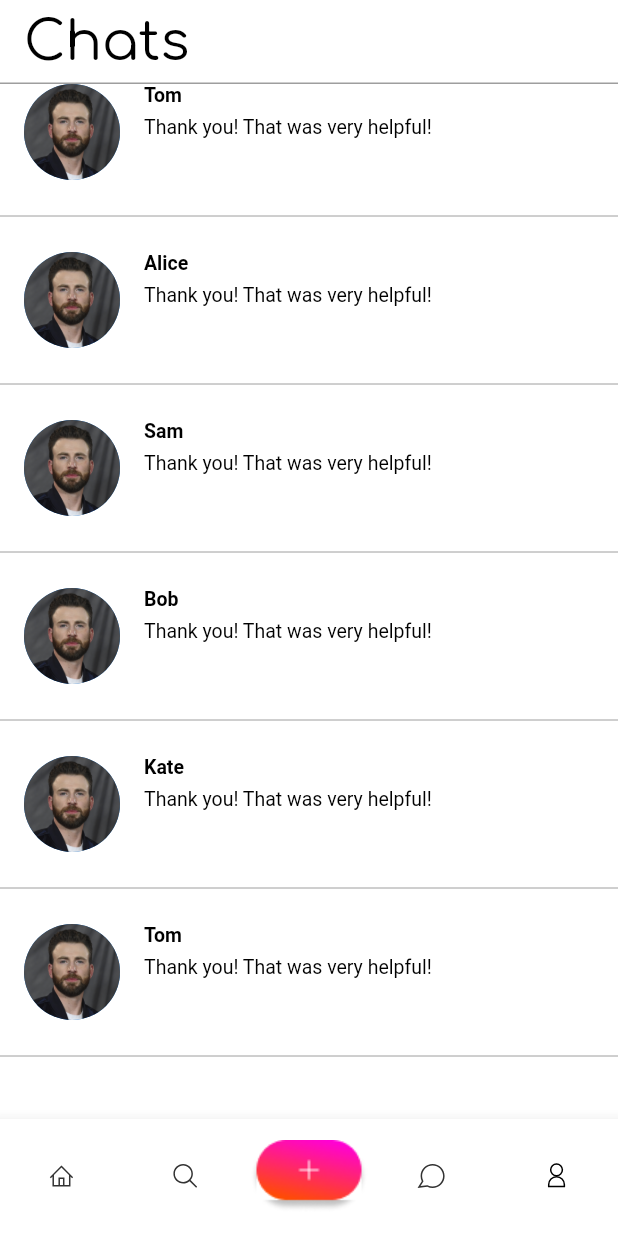
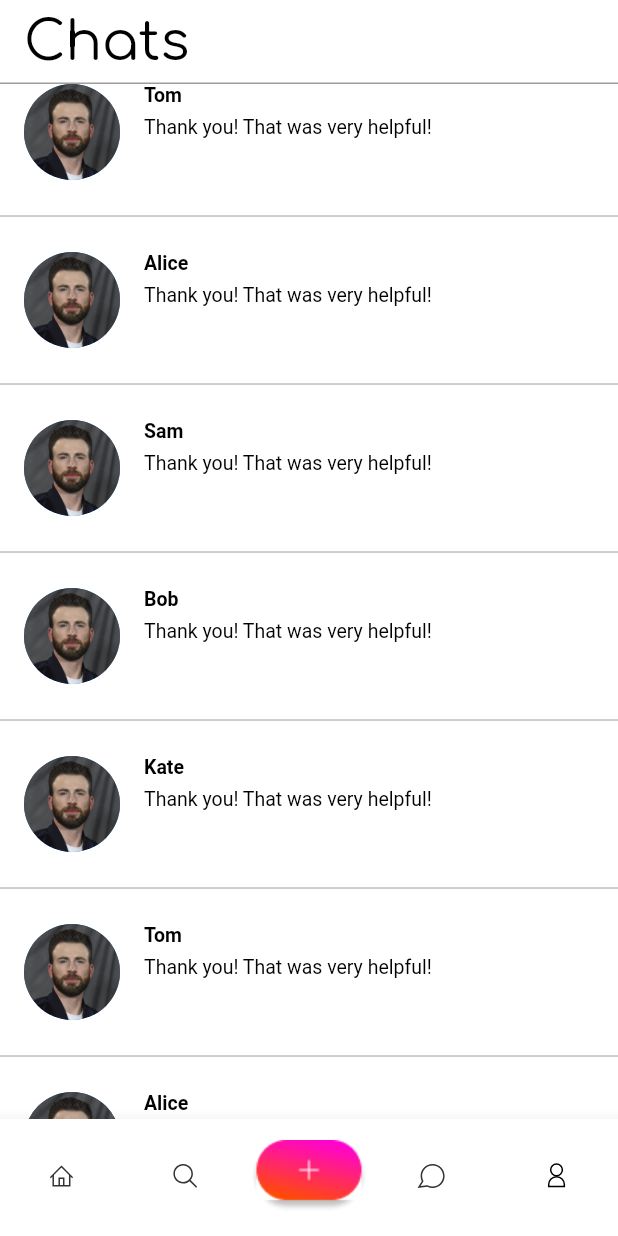
Before and after one commit to VLad345406/photo, a Flutter app: the MessageScreen screen opened by its route, scrolled down 576 dp, on a phone screen of 412 x 824 dp. Run offline on Flutter 3.47's test engine with Material 2 defaults, Android fonts, the phone set to English and light mode, and no system bars; our stand-ins replace bloc, firebase_auth, firebase_core, flutter_svg, google_fonts, google_sign_in and 2 more; accounts and stored records are empty; generated files the repository leaves out were written again.

Commit message:
Fix bug overflowed on message_screen.dart

```diff
--- a/lib/screens/main_screens/message_screen.dart
+++ b/lib/screens/main_screens/message_screen.dart
@@ -58,8 +58,7 @@ class _MessageScreenState extends State<MessageScreen> {
       ),
       body: Column(
         children: [
-          SizedBox(
-            height: screenHeight - 158,
+          Expanded(
             child: ListView.separated(
               scrollDirection: Axis.vertical,
               itemCount: users.length,
```
